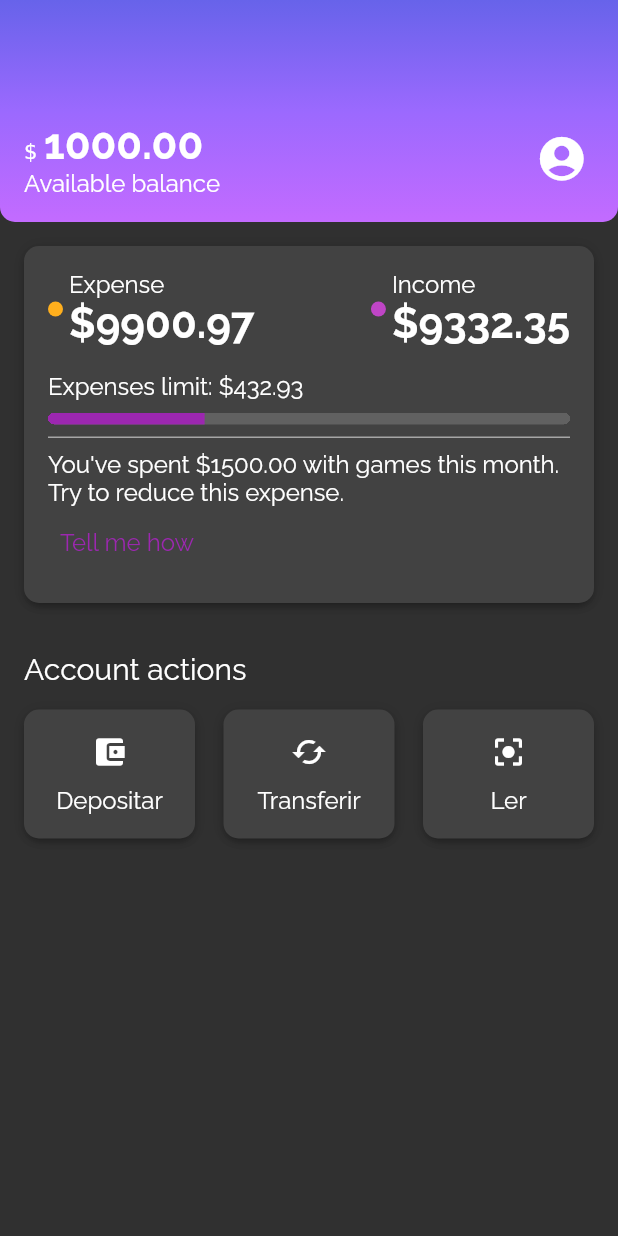
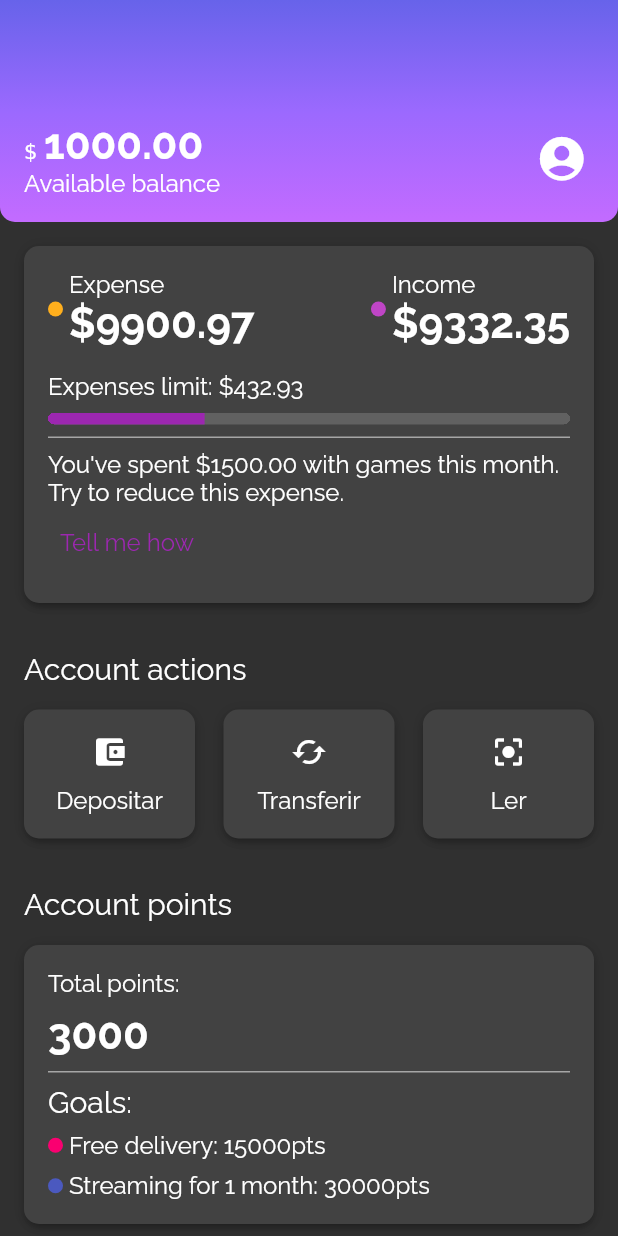
Before and after one commit to yukasolano/alurabank, a Flutter app: the screen it shows after launch, on a phone screen of 412 x 824 dp. Run offline on Flutter 3.47's test engine with Material 2 defaults, Android fonts, the phone set to English and light mode, and no system bars.

Commit message:
Add account points

```diff
--- /dev/null
+++ b/lib/components/sections/account_points.dart
@@ -0,0 +1,74 @@
+import 'package:alurabank/components/box_card.dart';
+import 'package:alurabank/components/color_dot.dart';
+import 'package:alurabank/components/line_divider.dart';
+import 'package:alurabank/components/section_title.dart';
+import 'package:alurabank/themes/theme_colors.dart';
+import 'package:flutter/material.dart';
+
+class AccountPoints extends StatelessWidget {
+  const AccountPoints({Key? key}) : super(key: key);
+
+  @override
+  Widget build(BuildContext context) {
+    return Padding(
+      padding: const EdgeInsets.all(16.0),
+      child: Column(
+        crossAxisAlignment: CrossAxisAlignment.start,
+        children: const [
+          SectionTitle(title: "Account points"),
+          BoxCard(boxContent: _AccountPointsContent())
+        ],
+      ),
+    );
+  }
+}
+
+class _AccountPointsContent extends StatelessWidget {
+  const _AccountPointsContent({Key? key}) : super(key: key);
+
+  @override
+  Widget build(BuildContext context) {
+    return Column(
+      crossAxisAlignment: CrossAxisAlignment.start,
+      children: [
+        const Padding(
+          padding: EdgeInsets.only(bottom: 8.0),
+          child: Text("Total points:"),
+        ),
+        Text(
+          "3000",
+          style: Theme.of(context).textTheme.bodyLarge,
+        ),
+        const LineDivider(),
+        Text(
+          "Goals:",
+          style: Theme.of(context).textTheme.titleMedium,
+        ),
+        _ItemGoal(
+            goal: "Free delivery: 15000pts",
+            color: ThemeColors.points["delivery"]!),
+        _ItemGoal(
+            goal: "Streaming for 1 month: 30000pts",
+            color: ThemeColors.points["streaming"]!)
+      ],
+    );
+  }
+}
+
+class _ItemGoal extends StatelessWidget {
+  final String goal;
+  final Color color;
+
+  const _ItemGoal({Key? key, required this.goal, required this.color})
+      : super(key: key);
+
+  @override
+  Widget build(BuildContext context) {
+    return Padding(
+      padding: const EdgeInsets.only(top: 8.0),
+      child: Row(
+        children: [ColorDot(color: color), Text(goal)],
+      ),
+    );
+  }
+}
--- a/lib/screens/home_screen.dart
+++ b/lib/screens/home_screen.dart
@@ -1,4 +1,5 @@
 import 'package:alurabank/components/sections/account_actions.dart';
+import 'package:alurabank/components/sections/account_points.dart';
 import 'package:flutter/material.dart';
 
 import '../components/sections/recent_activities.dart';
@@ -10,11 +11,18 @@ class HomeScreen extends StatelessWidget {
   @override
   Widget build(BuildContext context) {
     return Scaffold(
-      body: Container(
-        decoration: const BoxDecoration(color: Color.fromRGBO(55, 55, 55, 1)),
-        child: Material(
-          child: Column(
-            children: const [Header(), RecentActivities(), AccountActions()],
+      body: SingleChildScrollView(
+        child: Container(
+          decoration: const BoxDecoration(color: Color.fromRGBO(55, 55, 55, 1)),
+          child: Material(
+            child: Column(
+              children: const [
+                Header(),
+                RecentActivities(),
+                AccountActions(),
+                AccountPoints()
+              ],
+            ),
           ),
         ),
       ),
--- a/lib/themes/theme_colors.dart
+++ b/lib/themes/theme_colors.dart
@@ -15,4 +15,9 @@ class ThemeColors {
   };
 
   static const divider = Color.fromRGBO(166, 166, 166, 1);
+
+  static const points = {
+    "delivery": Color.fromRGBO(250, 0, 112, 1),
+    "streaming": Color.fromRGBO(75, 89, 191, 1)
+  };
 }
```
